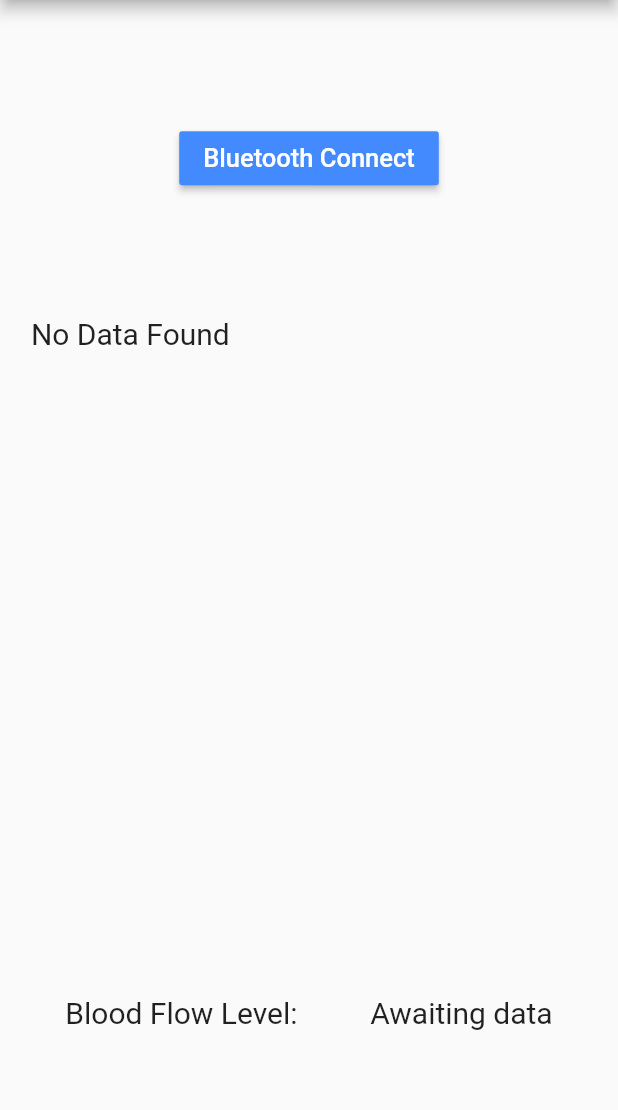
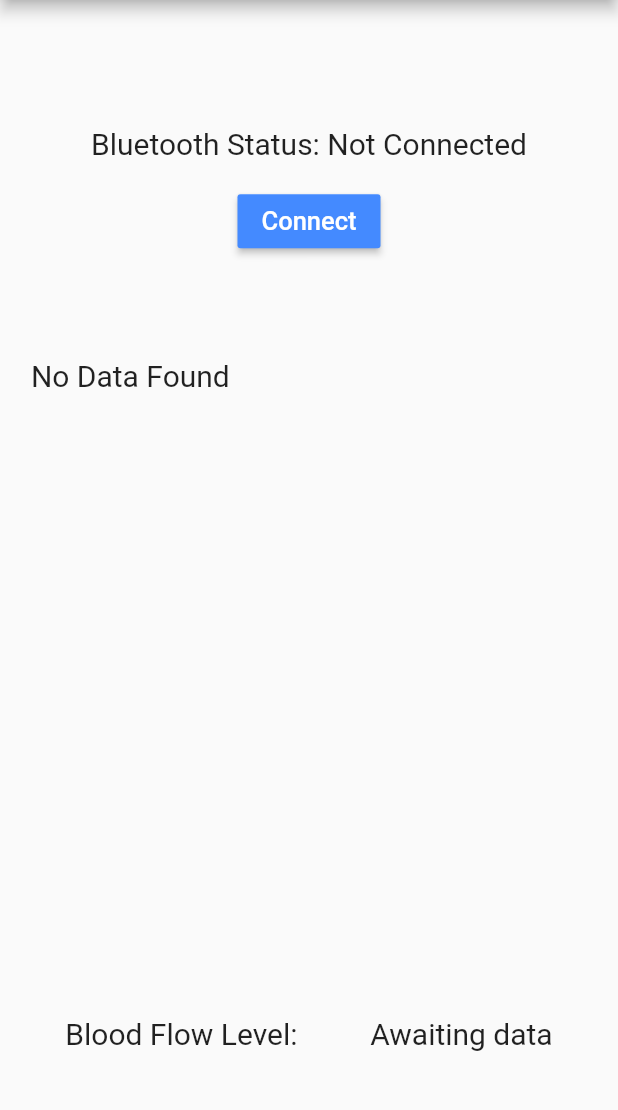
Before and after one commit to Oceankoh/Circuleg_App, a Flutter app: the screen it shows after launch, on a phone screen of 412 x 824 dp, the part 84-1194 px from its top. Run offline on Flutter 3.47's test engine with Material 2 defaults, Android fonts, the phone set to English and light mode, and no system bars; our stand-ins replace charts_flutter, cloud_firestore, flutter_bluetooth_serial, shared_preferences; missing offline and left inert: animator; accounts and stored records are empty.

Commit message:
Added bluetooth status disabled connection button after connected, have yet to test

```diff
--- a/lib/MainPage.dart
+++ b/lib/MainPage.dart
@@ -19,6 +19,7 @@ class MainPage extends StatefulWidget {
 class MainPageState extends State<MainPage> {
   Firestore _db = Firestore.instance;
   String _result = "Awaiting data";
+  String _connectionStatus = "Not Connected";
   BluetoothController _btCtrl = BluetoothController();
 
   @override
@@ -29,15 +30,27 @@ class MainPageState extends State<MainPage> {
       ),
       body: Column(
         children: <Widget>[
-          MaterialButton(
-            child: Text(
-              "Bluetooth Connect",
-              style: Theme.of(context).textTheme.button,
-            ),
-            onPressed: () {
-              _checkBT();
-            },
-            color: Colors.blueAccent,
+          Column(
+            children: <Widget>[
+              Padding(
+                child: Center(
+                  child: Text(
+                    "Bluetooth Status: $_connectionStatus",
+                    style: Theme.of(context).textTheme.body1,
+                  ),
+                ),
+                padding: EdgeInsets.all(DeviceSpecs.screenHeight*0.02),
+              ),
+              MaterialButton(
+                child: Text(
+                  "Connect",
+                  style: Theme.of(context).textTheme.button,
+                ),
+                onPressed: (_connectionStatus == "Not Connected") ? () => _checkBT() : null,
+                color: Colors.blueAccent,
+                disabledColor: Colors.grey,
+              ),
+            ],
           ),
           Graph(),
           Row(
@@ -73,7 +86,13 @@ class MainPageState extends State<MainPage> {
       if (int.tryParse(received) != null) {
         setState(() => _result = received);
         DateTime _now = DateTime.now();
-        _db.collection("T0000000A").document("${_now.year}-${_now.month}-${_now.day}-${_now.hour}").setData({"dt":_now,"a":{"${_now.millisecondsSinceEpoch}":int.parse(_result)}},merge:true);
+        _db
+            .collection("T0000000A")
+            .document("${_now.year}-${_now.month}-${_now.day}-${_now.hour}")
+            .setData({
+          "dt": _now,
+          "a": {"${_now.millisecondsSinceEpoch}": int.parse(_result)}
+        }, merge: true);
       }
     });
   }
```
